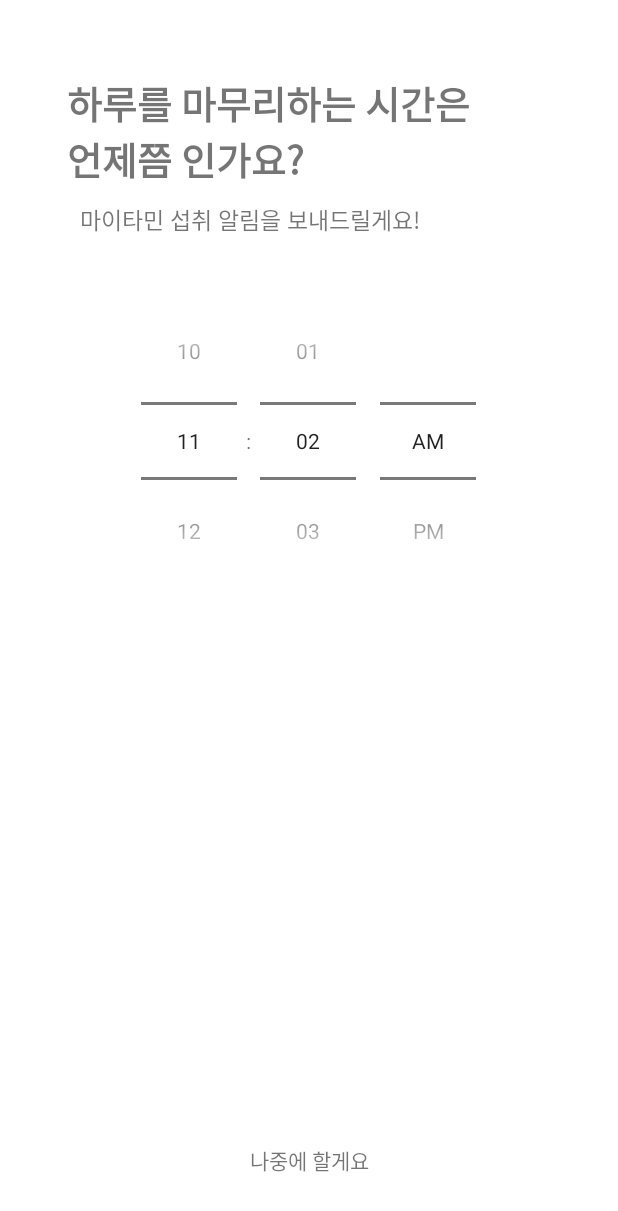
After one commit to dlrkdmsdkdld/mitamin, an Android app: the fragment IntroducefourStepFragment shown on its own in the app's theme, on a phone screen of 412 x 824 dp. The commit adds this screen. Shown: the top 1211 px of the screen. Run offline under Robolectric (Android 15) with nearby library versions, the phone set to English and light mode, and no system bars.

Commit message:
Feat: 앱 소개페이지 화면 완성

```diff
--- a/Mytamin/app/build.gradle
+++ b/Mytamin/app/build.gradle
@@ -75,5 +75,7 @@ dependencies {
     //rx android rx binding
     implementation 'io.reactivex.rxjava3:rxandroid:3.0.0'
     implementation 'com.jakewharton.rxbinding4:rxbinding:4.0.0'
+    //dot indicator
+    implementation "com.tbuonomo:dotsindicator:4.3"
 
 }
--- /dev/null
+++ b/Mytamin/app/src/main/java/kr/ac/kpu/ce2017154024/mytamin/fragment/introduce/IntroducefourStepFragment.kt
@@ -0,0 +1,46 @@
+package kr.ac.kpu.ce2017154024.mytamin.fragment.introduce
+
+import android.os.Bundle
+import android.util.Log
+import androidx.fragment.app.Fragment
+import android.view.LayoutInflater
+import android.view.View
+import android.view.ViewGroup
+import kotlinx.android.synthetic.main.fragment_introducefour_step.*
+import kr.ac.kpu.ce2017154024.mytamin.R
+import kr.ac.kpu.ce2017154024.mytamin.activity.IntroduceActivity
+import kr.ac.kpu.ce2017154024.mytamin.databinding.FragmentIntroduceOneStepBinding
+import kr.ac.kpu.ce2017154024.mytamin.databinding.FragmentIntroducefourStepBinding
+import kr.ac.kpu.ce2017154024.mytamin.utils.Constant
+import kr.ac.kpu.ce2017154024.mytamin.utils.Constant.TAG
+
+
+class IntroducefourStepFragment : Fragment() {
+    private var mBinding : FragmentIntroducefourStepBinding?=null
+
+    override fun onCreateView(
+        inflater: LayoutInflater, container: ViewGroup?,
+        savedInstanceState: Bundle?
+    ): View? {
+        val binding = FragmentIntroducefourStepBinding.inflate(inflater,container,false)
+        mBinding =binding
+        Log.d(Constant.TAG,"IntroducefourStepFragment onCreateView")
+        return mBinding?.root
+    }
+
+    override fun onViewCreated(view: View, savedInstanceState: Bundle?) {
+        super.onViewCreated(view, savedInstanceState)
+        val datePicker = introduce_timePicker
+        datePicker.setOnTimeChangedListener { timePicker, i, i2 ->
+            (activity as IntroduceActivity).submitTime(i,i2)
+            Log.d(TAG,"${i}시 ${i2}분")
+
+        }
+    }
+    override fun onDestroyView() { // 프래그먼트 삭제될때 자동으로실행
+        mBinding=null
+        super.onDestroyView()
+        Log.d(Constant.TAG,"IntroducefourStepFragment onDestroyView")
+    }
+
+}
--- a/Mytamin/app/src/main/java/kr/ac/kpu/ce2017154024/mytamin/utils/Constant.kt
+++ b/Mytamin/app/src/main/java/kr/ac/kpu/ce2017154024/mytamin/utils/Constant.kt
@@ -24,6 +24,8 @@ object JOINSTRING{
     val wrongNickNameEmpty = "닉네임에 공백이 있습니다."
     val wrongNickNameoverlap = "이미 사용 중인 이메일입니다"
     val goodNickname = "사용 가능한 닉네임입니다"
+    val start = "시작하기"
+    val next="다음"
 }
 enum class RESPONSE_STATUS{
     OKAY,
--- a/Mytamin/app/src/main/res/color/menu_selector_color.xml
+++ b/Mytamin/app/src/main/res/color/menu_selector_color.xml
@@ -1,6 +1,6 @@
 <?xml version="1.0" encoding="utf-8"?>
 <selector xmlns:android="http://schemas.android.com/apk/res/android">
-    <item android:color="#2196F3" android:state_checked="true" />
+    <item android:color="@color/primary" android:state_checked="true" />
     <item android:color="#CCCCCC" android:state_checked="false" />
 
 </selector>
--- /dev/null
+++ b/Mytamin/app/src/main/res/drawable/indicator_circle_gray.xml
@@ -0,0 +1,6 @@
+<?xml version="1.0" encoding="utf-8"?>
+<shape xmlns:android="http://schemas.android.com/apk/res/android"
+    android:shape="oval">
+    <solid
+        android:color="@color/semiGray"/>
+</shape>
--- /dev/null
+++ b/Mytamin/app/src/main/res/drawable/indicator_circle_orange.xml
@@ -0,0 +1,6 @@
+<?xml version="1.0" encoding="utf-8"?>
+<shape xmlns:android="http://schemas.android.com/apk/res/android"
+    android:shape="oval">
+    <solid
+        android:color="@color/primary"/>
+</shape>
--- /dev/null
+++ b/Mytamin/app/src/main/res/layout/fragment_introducefour_step.xml
@@ -0,0 +1,58 @@
+<?xml version="1.0" encoding="utf-8"?>
+<androidx.constraintlayout.widget.ConstraintLayout xmlns:android="http://schemas.android.com/apk/res/android"
+    xmlns:tools="http://schemas.android.com/tools"
+    android:layout_width="match_parent"
+    android:layout_height="match_parent"
+    xmlns:app="http://schemas.android.com/apk/res-auto"
+    tools:context=".fragment.introduce.IntroducefourStepFragment">
+    <TextView
+        android:layout_width="wrap_content"
+        android:layout_height="wrap_content"
+        app:layout_constraintTop_toTopOf="parent"
+        android:id="@+id/introduce_four_text"
+        app:layout_constraintStart_toStartOf="parent"
+        android:text="@string/introduce_four_title"
+        android:textSize="25sp"
+        android:layout_marginLeft="20dp"
+        android:layout_marginTop="50dp"
+        android:textStyle="bold"
+        app:layout_constraintHorizontal_bias="0.2"
+        app:layout_constraintEnd_toEndOf="parent"
+        />
+    <TextView
+        android:layout_marginTop="10dp"
+        android:layout_width="wrap_content"
+        android:layout_height="wrap_content"
+        app:layout_constraintTop_toBottomOf="@+id/introduce_four_text"
+        android:id="@+id/introduce_four_subtext"
+        app:layout_constraintStart_toStartOf="parent"
+        android:text="@string/introduce_four_subtitle"
+        android:layout_marginLeft="20dp"
+        android:textSize="15sp"
+        app:layout_constraintHorizontal_bias="0.2"
+        app:layout_constraintEnd_toEndOf="parent"
+        />
+    <TimePicker
+        android:layout_marginTop="30dp"
+        android:layout_width="match_parent"
+        android:layout_height="wrap_content"
+        android:id="@+id/introduce_timePicker"
+        app:layout_constraintStart_toStartOf="parent"
+        app:layout_constraintEnd_toEndOf="parent"
+        app:layout_constraintTop_toBottomOf="@+id/introduce_four_subtext"
+        android:timePickerMode="spinner"
+        />
+    <TextView
+        android:id="@+id/introduce_start_btn"
+        android:layout_width="wrap_content"
+        android:layout_height="wrap_content"
+        app:layout_constraintEnd_toEndOf="parent"
+        app:layout_constraintStart_toStartOf="parent"
+        android:padding="20dp"
+        android:text="@string/introduce_four_not"
+        app:layout_constraintBottom_toBottomOf="parent"
+        android:layout_marginBottom="20dp"
+        />
+
+
+</androidx.constraintlayout.widget.ConstraintLayout>
--- a/Mytamin/app/src/main/res/values/colors.xml
+++ b/Mytamin/app/src/main/res/values/colors.xml
@@ -9,4 +9,5 @@
     <color name="white">#FFFFFFFF</color>
     <color name="semiGray">#CECFD6</color>
     <color name="LawnGreen">#FF7CFc00</color>
+    <color name="primary">#FF7F57</color>
 </resources>
--- a/Mytamin/app/src/main/res/values/strings.xml
+++ b/Mytamin/app/src/main/res/values/strings.xml
@@ -2,4 +2,17 @@
     <string name="app_name">Mytamin</string>
     <!-- TODO: Remove or change this placeholder text -->
     <string name="hello_blank_fragment">Hello blank fragment</string>
+
+
+    <string name="introduce_first_talk_one">안녕하세요,</string>
+    <string name="introduce_first_talk_two">님!\n매일 챙겨먹는 마음 비타민\n 마이타민입니다!</string>
+    <string name="introduce_second_talk">하루의 끝에서\n오늘의 나를 진단해보고\n칭찬 처방을 내려보세요.</string>
+    <string name="introduce_third_talk">적어도 한달에 한번은\n오로지 자신의 행복을 위한\n하루가 되도록 도울게요.</string>
+
+    <string name="introduce_four_title">하루를 마무리하는 시간은\n언제쯤 인가요?</string>
+    <string name="introduce_four_subtitle">마이타민 섭취 알림을 보내드릴게요!</string>
+    <string name="introduce_four_not">나중에 할게요</string>
+    <string name="next_talk">다음</string>
+
+
 </resources>
```
Also changed, not shown: Mytamin/app/src/main/AndroidManifest.xml (+15 -5 lines), Mytamin/app/src/main/java/kr/ac/kpu/ce2017154024/mytamin/ViewPager2/IntroduceViewPagerFragmentAdapter.kt (added, +36 -0 lines), Mytamin/app/src/main/java/kr/ac/kpu/ce2017154024/mytamin/activity/IntroduceActivity.kt (added, +65 -0 lines), Mytamin/app/src/main/java/kr/ac/kpu/ce2017154024/mytamin/fragment/introduce/IntroduceOneStepFragment.kt (added, +33 -0 lines), Mytamin/app/src/main/java/kr/ac/kpu/ce2017154024/mytamin/fragment/introduce/IntroduceThreeStepFragment.kt (added, +32 -0 lines), Mytamin/app/src/main/java/kr/ac/kpu/ce2017154024/mytamin/fragment/introduce/IntroduceTwoStepFragment.kt (added, +31 -0 lines), Mytamin/app/src/main/res/layout/activity_introduce.xml (added, +41 -0 lines), Mytamin/app/src/main/res/layout/fragment_introduce_one_step.xml (added, +30 -0 lines), Mytamin/app/src/main/res/layout/fragment_introduce_three_step.xml (added, +30 -0 lines), Mytamin/app/src/main/res/layout/fragment_introduce_two_step.xml (added, +30 -0 lines).
